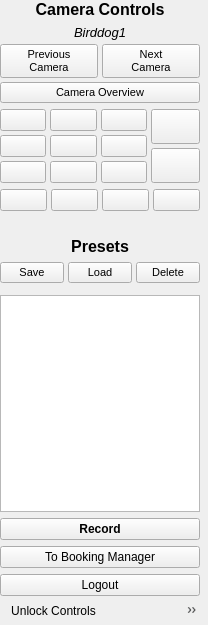
Old version of the form src/ptz-controls.ui in the repository sc0000/hfmdd-video-system.
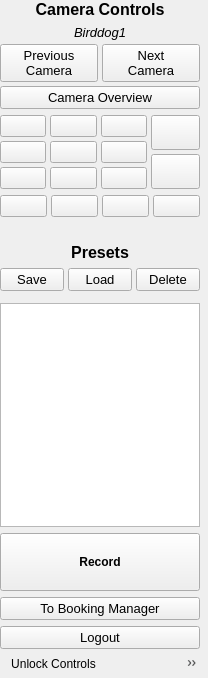
New version of the form. Icons and pictures are not drawn. Custom widgets are drawn as their Qt base class.

```diff
--- a/src/ptz-controls.ui
+++ b/src/ptz-controls.ui
@@ -7,7 +7,7 @@
     <x>0</x>
     <y>0</y>
     <width>208</width>
-    <height>625</height>
+    <height>678</height>
    </rect>
   </property>
   <property name="maximumSize">
@@ -114,7 +114,10 @@
              <widget class="QPushButton" name="previousCamButton">
               <property name="font">
                <font>
-                <pointsize>8</pointsize>
+                <pointsize>10</pointsize>
+                <bold>false</bold>
+                <strikeout>false</strikeout>
+                <kerning>true</kerning>
                </font>
               </property>
               <property name="text">
@@ -127,13 +130,17 @@
              <widget class="QPushButton" name="nextCamButton">
               <property name="font">
                <font>
-                <pointsize>8</pointsize>
+                <pointsize>10</pointsize>
+                <bold>false</bold>
                </font>
               </property>
               <property name="text">
                <string>Next
 Camera</string>
               </property>
+              <property name="flat">
+               <bool>false</bool>
+              </property>
              </widget>
             </item>
            </layout>
@@ -142,7 +149,8 @@
            <widget class="QPushButton" name="overviewButton">
             <property name="font">
              <font>
-              <pointsize>8</pointsize>
+              <pointsize>10</pointsize>
+              <bold>false</bold>
              </font>
             </property>
             <property name="text">
@@ -646,23 +654,11 @@
           </property>
           <item>
            <widget class="QPushButton" name="savePresetButton">
-            <property name="sizePolicy">
-             <sizepolicy hsizetype="Minimum" vsizetype="Minimum">
-              <horstretch>0</horstretch>
-              <verstretch>0</verstretch>
-             </sizepolicy>
-            </property>
             <property name="font">
              <font>
-              <pointsize>8</pointsize>
+              <pointsize>10</pointsize>
              </font>
             </property>
-            <property name="toolTip">
-             <string>Save the current camera positions as a preset</string>
-            </property>
-            <property name="styleSheet">
-             <string notr="true">font-size: 8pt;</string>
-            </property>
             <property name="text">
              <string>Save</string>
             </property>
@@ -670,23 +666,11 @@
           </item>
           <item>
            <widget class="QPushButton" name="loadPresetButton">
-            <property name="sizePolicy">
-             <sizepolicy hsizetype="Minimum" vsizetype="Minimum">
-              <horstretch>0</horstretch>
-              <verstretch>0</verstretch>
-             </sizepolicy>
-            </property>
             <property name="font">
              <font>
-              <pointsize>8</pointsize>
+              <pointsize>10</pointsize>
              </font>
             </property>
-            <property name="toolTip">
-             <string>Load the selected preset</string>
-            </property>
-            <property name="styleSheet">
-             <string notr="true">font-size: 8pt;</string>
-            </property>
             <property name="text">
              <string>Load</string>
             </property>
@@ -696,7 +680,8 @@
            <widget class="QPushButton" name="deletePresetButton">
             <property name="font">
              <font>
-              <pointsize>8</pointsize>
+              <pointsize>10</pointsize>
+              <bold>false</bold>
              </font>
             </property>
             <property name="toolTip">
@@ -754,6 +739,24 @@
          <layout class="QVBoxLayout" name="recordButtonLayout">
           <item>
            <widget class="QPushButton" name="recordButton">
+            <property name="sizePolicy">
+             <sizepolicy hsizetype="Minimum" vsizetype="Expanding">
+              <horstretch>0</horstretch>
+              <verstretch>0</verstretch>
+             </sizepolicy>
+            </property>
+            <property name="minimumSize">
+             <size>
+              <width>0</width>
+              <height>58</height>
+             </size>
+            </property>
+            <property name="maximumSize">
+             <size>
+              <width>16777215</width>
+              <height>58</height>
+             </size>
+            </property>
             <property name="font">
              <font>
               <bold>true</bold>
@@ -766,6 +769,12 @@
           </item>
           <item>
            <widget class="QPushButton" name="toBookingManagerButton">
+            <property name="font">
+             <font>
+              <pointsize>10</pointsize>
+              <bold>false</bold>
+             </font>
+            </property>
             <property name="text">
              <string>To Booking Manager</string>
             </property>
@@ -773,6 +782,12 @@
           </item>
           <item>
            <widget class="QPushButton" name="logoutButton">
+            <property name="font">
+             <font>
+              <pointsize>10</pointsize>
+              <bold>false</bold>
+             </font>
+            </property>
             <property name="text">
              <string>Logout</string>
             </property>
```
Left out of the diff: 1 changed line with no effect on the pictures.
